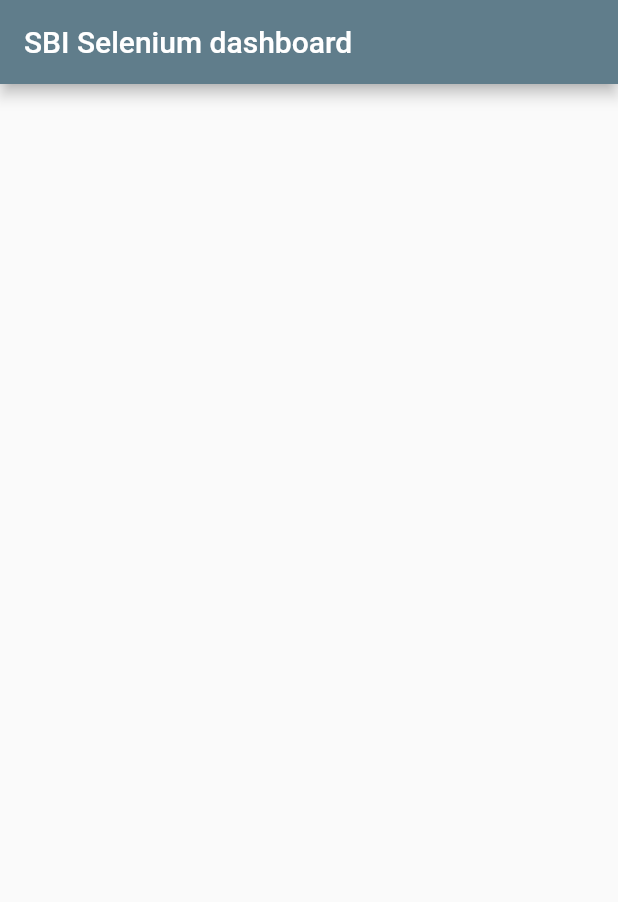
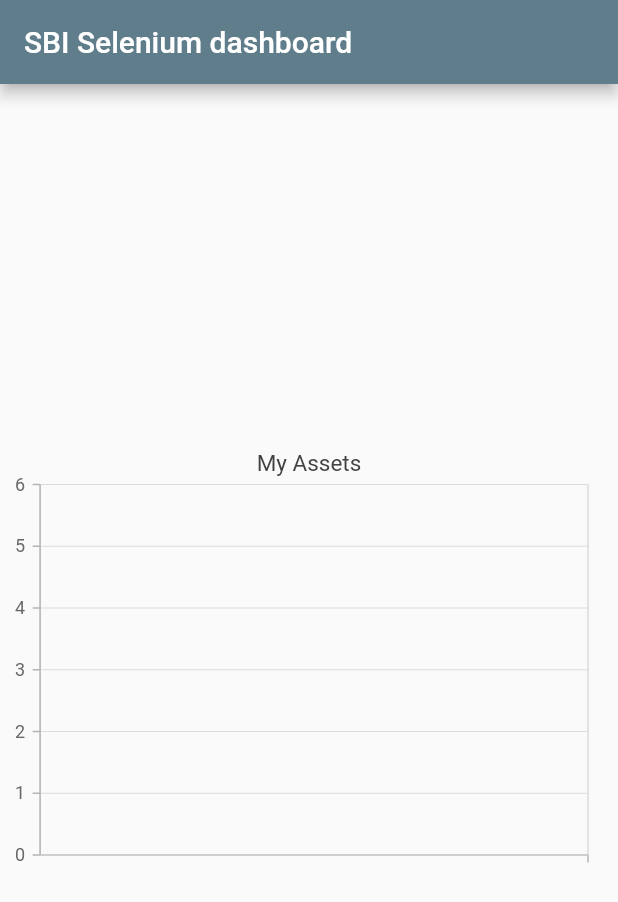
Before and after one commit to isseikz/sbi-selenium, a Flutter app: the screen it shows after launch, on a phone screen of 412 x 824 dp. Shown: the top 902 px of the screen. Run offline on Flutter 3.47's test engine with Material 2 defaults, Android fonts, the phone set to English and light mode, and no system bars; our stand-ins replace cloud_firestore, firebase_core, syncfusion_flutter_charts; accounts and stored records are empty.

Commit message:
Add dashboard page

```diff
--- /dev/null
+++ b/dashboard/lib/asset_data.dart
@@ -0,0 +1,7 @@
+import 'daily_value.dart';
+
+class AssetData {
+  final String name;
+  final List<DailyValue> data;
+  AssetData(this.name, this.data);
+}
--- /dev/null
+++ b/dashboard/lib/asset_data_repository.dart
@@ -0,0 +1,7 @@
+import 'package:dashboard/asset_data.dart';
+
+class AssetDataRepository {
+  Future<List<AssetData>> query() async {
+    throw UnimplementedError();
+  }
+}
--- /dev/null
+++ b/dashboard/lib/daily_value.dart
@@ -0,0 +1,7 @@
+class DailyValue {
+  final DateTime date;
+  final int value;
+  DailyValue(String dateStr, this.value) : date = DateTime.parse(dateStr) {
+    if (value < 0) throw ArgumentError.value("");
+  }
+}
--- a/dashboard/lib/main.dart
+++ b/dashboard/lib/main.dart
@@ -1,6 +1,31 @@
+import 'package:dashboard/asset_data.dart';
+import 'package:dashboard/asset_data_repository.dart';
+import 'package:firebase_core/firebase_core.dart';
 import 'package:flutter/material.dart';
+import 'package:syncfusion_flutter_charts/charts.dart';
 
-void main() {
+import 'daily_value.dart';
+import 'repository/firestore_credential.dart';
+import 'repository/firestore_datastore.dart';
+
+void main() async {
+  final cred = FirestoreCredential(
+      const String.fromEnvironment("DASHBOARD_FIRESTORE_API_KEY"),
+      const String.fromEnvironment("DASHBOARD_FIRESTORE_AUTH_DOMAIN"),
+      const String.fromEnvironment("DASHBOARD_FIRESTORE_APP_ID"),
+      const String.fromEnvironment("DASHBOARD_FIRESTORE_MSG_SENDER_ID"),
+      const String.fromEnvironment("DASHBOARD_FIRESTORE_PROJECT_ID"),
+      const String.fromEnvironment("DASHBOARD_FIRESTORE_STORAGE_BUCKET"));
+
+  WidgetsFlutterBinding.ensureInitialized();
+  await Firebase.initializeApp(
+      options: FirebaseOptions(
+          apiKey: cred.apiKey,
+          authDomain: cred.authDomain,
+          projectId: cred.projectId,
+          storageBucket: cred.storageBucket,
+          messagingSenderId: cred.messagingSenderId,
+          appId: cred.appId));
   runApp(const MyApp());
 }
 
@@ -21,14 +46,29 @@
 }
 
 class MyHomePage extends StatefulWidget {
+  final String title;
+
   const MyHomePage({super.key, required this.title});
-  final String title;
 
   @override
   State<MyHomePage> createState() => _MyHomePageState();
 }
 
 class _MyHomePageState extends State<MyHomePage> {
+  final AssetDataRepository _repository =
+      FirestoreDataStore(); // SampleRepository();
+  List<AssetData> _assets = List.empty();
+
+  _MyHomePageState();
+
+  @override
+  void initState() {
+    _repository.query().then(((value) => setState(() {
+          _assets = value;
+        })));
+    super.initState();
+  }
+
   @override
   Widget build(BuildContext context) {
     return Scaffold(
@@ -38,9 +78,35 @@
       body: Center(
         child: Column(
           mainAxisAlignment: MainAxisAlignment.center,
-          children: <Widget>[],
+          children: <Widget>[
+            SfCartesianChart(
+                primaryXAxis: CategoryAxis(),
+                title: ChartTitle(text: 'My Assets'),
+                legend: Legend(isVisible: true),
+                // Enable tooltip
+                tooltipBehavior: TooltipBehavior(enable: true),
+                series: _assets
+                    .map<ChartSeries<DailyValue, String>>(
+                      (e) => LineSeries(
+                          dataSource: sortByTime(e.data),
+                          xValueMapper: ((DailyValue datum, index) =>
+                              "${datum.date.month}/${datum.date.day}"),
+                          yValueMapper: ((DailyValue datum, index) =>
+                              datum.value),
+                          name: e.name,
+                          dataLabelSettings:
+                              const DataLabelSettings(isVisible: true)),
+                    )
+                    .toList())
+          ],
         ),
       ),
     );
   }
+
+  List<DailyValue> sortByTime(List<DailyValue> original) {
+    original.sort(((a, b) => a.date.millisecondsSinceEpoch
+        .compareTo(b.date.millisecondsSinceEpoch)));
+    return original;
+  }
 }
--- /dev/null
+++ b/dashboard/lib/repository/firestore_datastore.dart
@@ -0,0 +1,37 @@
+import 'package:cloud_firestore/cloud_firestore.dart';
+import 'package:dashboard/asset_data.dart';
+import 'package:dashboard/asset_data_repository.dart';
+import 'package:dashboard/daily_value.dart';
+
+class FirestoreDataStore implements AssetDataRepository {
+  @override
+  Future<List<AssetData>> query() async {
+    final assets = await FirebaseFirestore.instance.collection("assets").get();
+    return AssetsParser(assets.docs.map((e) => e.data())).toAssetData();
+  }
+}
+
+class AssetsParser {
+  final Iterable<Map<String, dynamic>> _data;
+  AssetsParser(this._data);
+  List<AssetData> toAssetData() {
+    final List<AssetData> assets = List.empty(growable: true);
+    for (var e in _data) {
+      final name = e['name'];
+      final value = DailyParser(e).value;
+      if (assets.any((a) => a.name == name)) {
+        assets.firstWhere((e) => e.name == name).data.add(value);
+      } else {
+        assets.add(AssetData(name, List.of([value], growable: true)));
+      }
+    }
+    return assets.toList(growable: false);
+  }
+}
+
+class DailyParser {
+  final DailyValue _value;
+  DailyValue get value => _value;
+  DailyParser(Map<String, dynamic> data)
+      : _value = DailyValue(data['time'], data['value']);
+}
--- a/dashboard/pubspec.yaml
+++ b/dashboard/pubspec.yaml
@@ -36,6 +36,9 @@
   # The following adds the Cupertino Icons font to your application.
   # Use with the CupertinoIcons class for iOS style icons.
   cupertino_icons: ^1.0.2
+  cloud_firestore: ^3.5.1
+  syncfusion_flutter_charts: ^20.3.49
+  firebase_core: ^1.24.0
 
 dev_dependencies:
   flutter_test:
```
Also changed, not shown: dashboard/lib/repository/firestore_credential.dart (added, +18 -0 lines), dashboard/lib/repository/sample_repository.dart (added, +26 -0 lines), dashboard/pubspec.lock, 3 other files.
